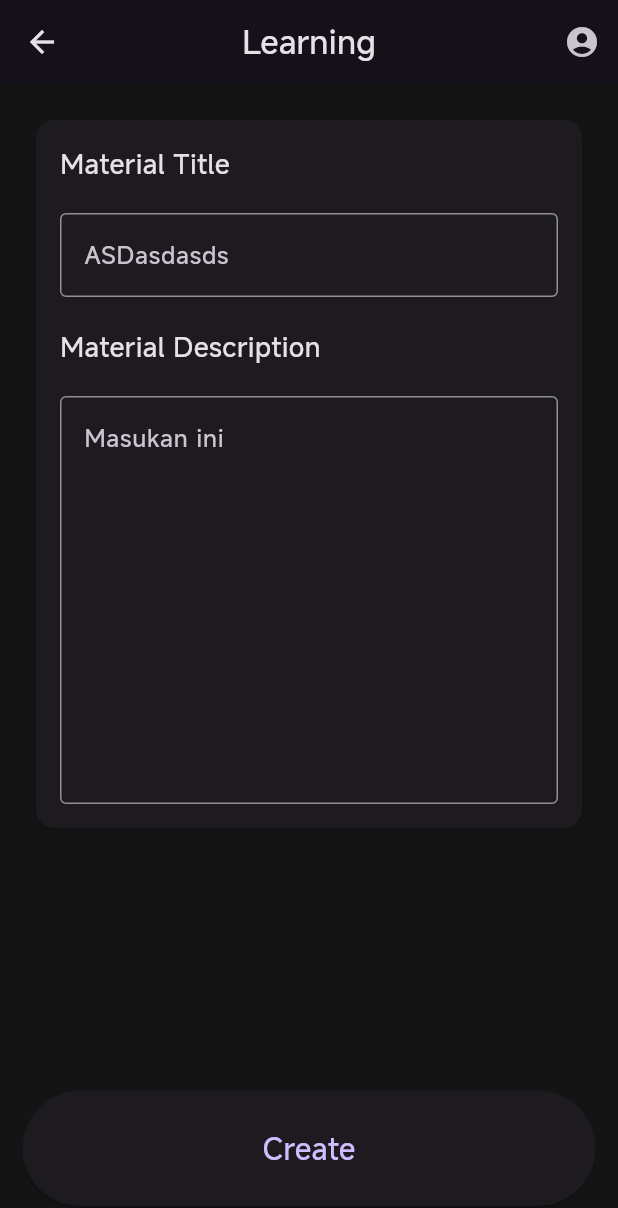
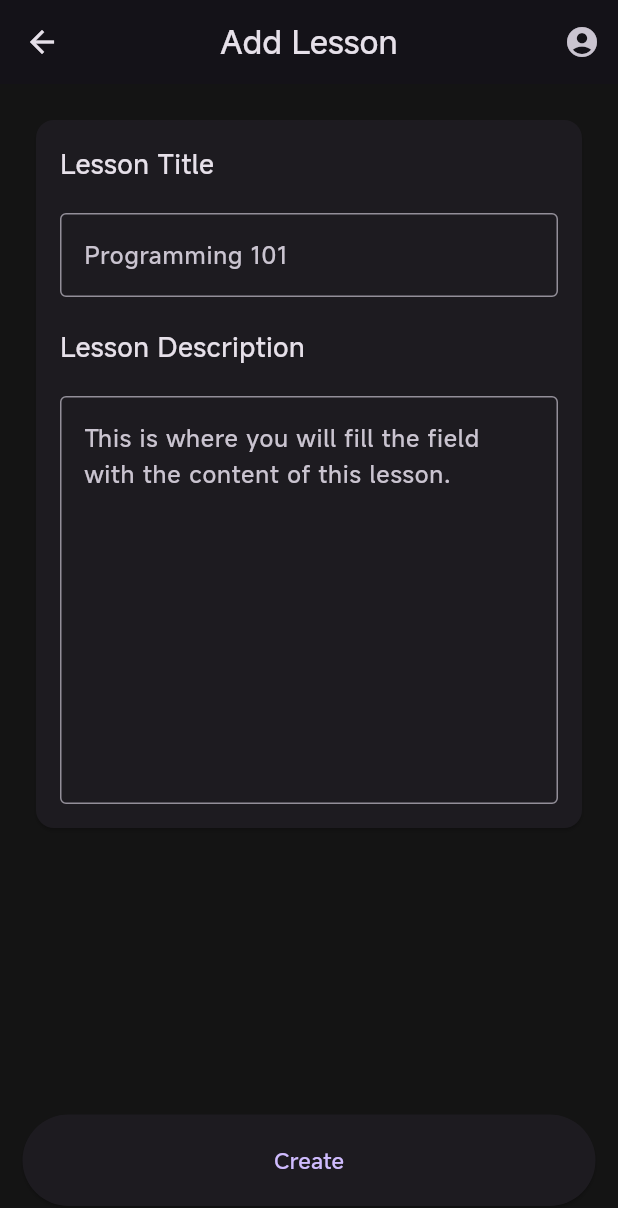
Before and after one commit to AzkaLufthansa/StudyO, a Flutter app: the AddMaterialPage screen opened by its route, on a phone screen of 412 x 824 dp. Shown: the top 1208 px of the screen. Run offline on Flutter 3.47's test engine with Material 3 defaults, Android fonts, the phone set to English and light mode, and no system bars; our stand-ins replace flutter_bloc, get, supabase_flutter; missing offline and left inert: flash_card; accounts and stored records are empty.

Commit message:
feat: add material button

```diff
--- a/lib/screens/add_material_page.dart
+++ b/lib/screens/add_material_page.dart
@@ -12,7 +12,7 @@ class AddMaterialPage extends StatelessWidget {
     return Scaffold(
       backgroundColor: AppColors.primaryColor,
       appBar: AppBar(
-        title: const Text('Learning'),
+        title: const Text('Add Lesson'),
         centerTitle: true,
         actions: [
           IconButton(
@@ -33,14 +33,14 @@ class AddMaterialPage extends StatelessWidget {
         child: ElevatedButton(
           style: ButtonStyle(
             padding: WidgetStatePropertyAll(
-              const EdgeInsets.all(AppDimens.marginPaddingExtraLarge)
+              const EdgeInsets.all(AppDimens.marginPaddingLarge)
             )
           ),
           onPressed: () {},
           child: Text(
             'Create',
             style: TextStyle(
-              fontSize: 20
+              fontSize: 15
             ),
           )
         ),
@@ -63,16 +63,16 @@ class AddMaterialPage extends StatelessWidget {
                   child: Column(
                     crossAxisAlignment: CrossAxisAlignment.start,
                     children: [
-                      Text('Material Title', style: TextStyle(fontSize: 18)),
+                      Text('Lesson Title', style: TextStyle(fontSize: 18)),
                       SizedBox(height: 20),
                       TextField(
                         decoration: InputDecoration(
                           border: OutlineInputBorder(),
-                          hintText: 'ASDasdasds'
+                          hintText: 'Programming 101'
                         ),
                       ),
                       SizedBox(height: 20),
-                      Text('Material Description', style: TextStyle(fontSize: 18)),
+                      Text('Lesson Description', style: TextStyle(fontSize: 18)),
                       SizedBox(height: 20),
                       TextField(
                         keyboardType: TextInputType.multiline,
@@ -80,7 +80,7 @@ class AddMaterialPage extends StatelessWidget {
                         maxLines: 10,
                         decoration: InputDecoration(
                           border: OutlineInputBorder(),
-                          hintText: 'Masukan ini'
+                          hintText: 'This is where you will fill the field with the content of this lesson.'
                         ),
 
                       ),
--- a/lib/screens/classroom_dashboard.dart
+++ b/lib/screens/classroom_dashboard.dart
@@ -85,7 +85,7 @@ class ClassroomDashboard extends StatelessWidget {
                         borderRadius: BorderRadius.circular(15),
                         child: InkWell(
                           onTap: () {
-                            Get.toNamed('/material');
+                            Get.toNamed('/flashcard');
                           },
                           splashColor: Colors.blue.withOpacity(0.2),
                           borderRadius: BorderRadius.circular(12),
--- a/lib/screens/material.dart
+++ b/lib/screens/material.dart
@@ -57,6 +57,14 @@ class Material extends StatelessWidget {
           ],
         ),
       ),
+      floatingActionButton: FloatingActionButton(
+        onPressed: () {
+          // Action when button is pressed
+          Get.toNamed('/add_material');
+        },
+        child: Icon(Icons.add),
+        backgroundColor: const Color.fromARGB(255, 105, 1, 114),
+      ),
     );
   }
 }
```
